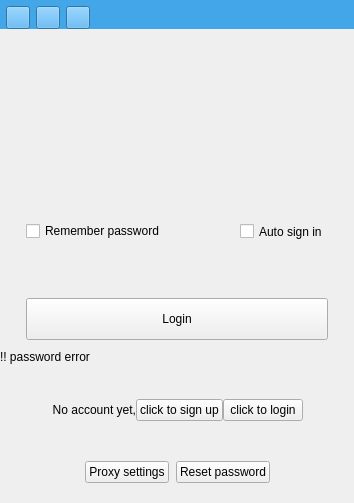
First picture: the form in src/ui/wizLoginDialog.ui, repository WizTeam/WizQTClient, before the edit.
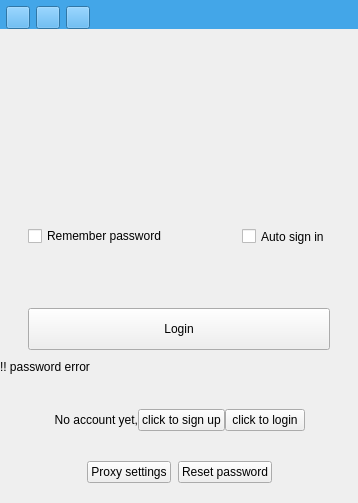
Second picture: the form after the edit. Custom widgets are drawn as their Qt base class.

Commit message: build-on-centos

The edit to the form file:
```diff
--- a/src/ui/wizLoginDialog.ui
+++ b/src/ui/wizLoginDialog.ui
@@ -6,10 +6,16 @@
    <rect>
     <x>0</x>
     <y>0</y>
-    <width>354</width>
+    <width>358</width>
     <height>503</height>
    </rect>
   </property>
+  <property name="maximumSize">
+   <size>
+    <width>358</width>
+    <height>16777215</height>
+   </size>
+  </property>
   <property name="windowTitle">
    <string>Form</string>
   </property>
@@ -524,7 +530,7 @@
       <number>10</number>
      </property>
      <property name="bottomMargin">
-      <number>25</number>
+      <number>15</number>
      </property>
      <item>
       <spacer name="horizontalSpacer_10">
```
The commit also changes 2 other files.
